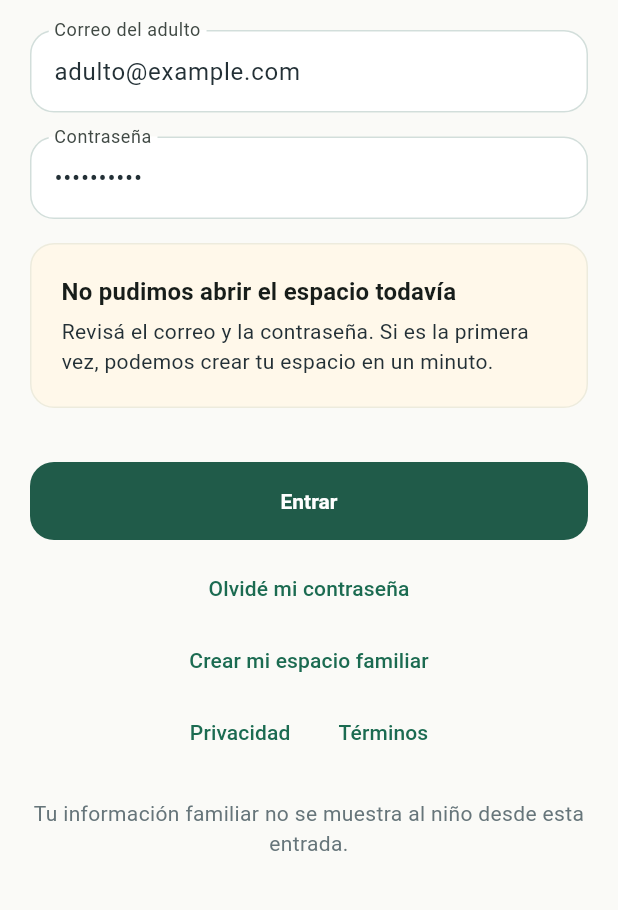
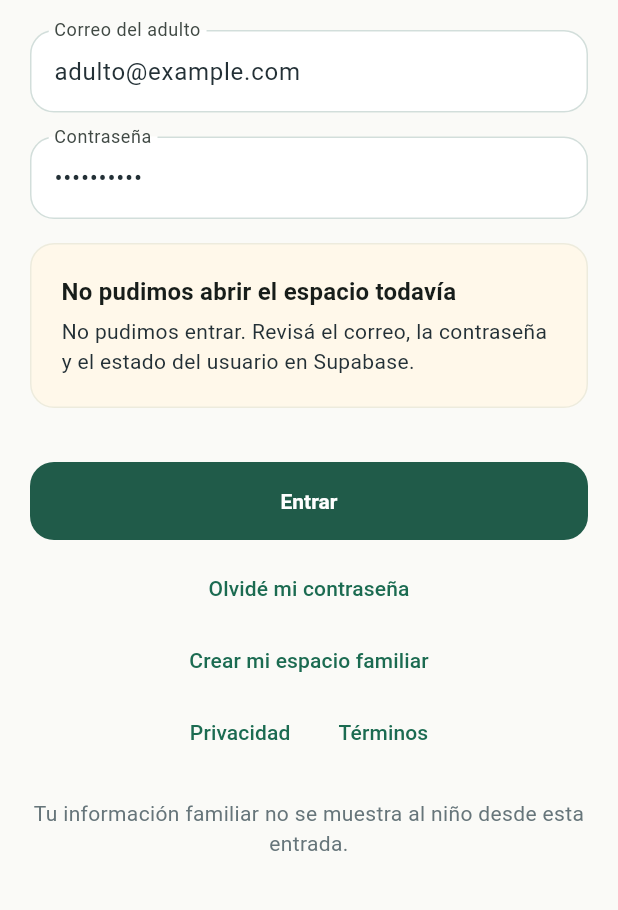
Before and after one commit to eugebajo/Habitar, a Flutter app: the LoginScreen screen opened by its route, after a tap on "Entrar", on a phone screen of 412 x 824 dp, the part 261-1171 px from its top. Run offline on Flutter 3.47's test engine with Material 3 defaults, Android fonts, the phone set to English and light mode, and no system bars; our stand-ins replace drift, flutter_riverpod, go_router, supabase_flutter, web; accounts and stored records are empty.

Commit message:
Improve Supabase auth error messages

```diff
--- a/apps/mobile/lib/src/features/adult_registration/adult_registration_screen.dart
+++ b/apps/mobile/lib/src/features/adult_registration/adult_registration_screen.dart
@@ -82,10 +82,9 @@ class _AdultRegistrationScreenState
                   ),
                   if (_error != null) ...[
                     const SizedBox(height: HabitarSpacing.md),
-                    const HabitarConversationCard(
+                    HabitarConversationCard(
                       title: 'No pudimos crear el espacio todavía',
-                      body:
-                          'Puede que ese correo ya exista. Intentá entrar o revisá los datos con calma.',
+                      body: _error!,
                       color: HabitarColors.surfaceWarm,
                     ),
                   ],
@@ -140,11 +139,10 @@ class _AdultRegistrationScreenState
       if (mounted) {
         context.go('/profile');
       }
-    } catch (_) {
+    } catch (error) {
       if (mounted) {
         setState(() {
-          _error =
-              'No pudimos crear el espacio. Revisá los datos o intentá entrar si ya existe.';
+          _error = _registrationErrorMessage(error);
         });
       }
     } finally {
@@ -153,4 +151,23 @@ class _AdultRegistrationScreenState
       }
     }
   }
+
+  String _registrationErrorMessage(Object error) {
+    final message = error.toString().toLowerCase();
+    if (message.contains('already') ||
+        message.contains('registered') ||
+        message.contains('exists')) {
+      return 'Ese correo parece estar registrado. Tocá "Ya tengo mi espacio" e intentá entrar con la misma contraseña.';
+    }
+    if (message.contains('confirm') || message.contains('email')) {
+      return 'Supabase necesita confirmar el correo. Revisá tu email o confirmá el usuario desde Authentication > Users.';
+    }
+    if (message.contains('password')) {
+      return 'La contraseña no cumple la regla de Supabase. Probá con una contraseña más larga, con letras y números.';
+    }
+    if (message.contains('supabase') || message.contains('auth')) {
+      return 'Supabase rechazó el registro. Revisá en Supabase Authentication si el usuario se creó o si falta confirmar el correo.';
+    }
+    return 'No pudimos crear el espacio. Probá entrar si ese correo ya existe o intentá con otro correo de prueba.';
+  }
 }
--- a/apps/mobile/lib/src/features/login/login_screen.dart
+++ b/apps/mobile/lib/src/features/login/login_screen.dart
@@ -65,8 +65,7 @@ class _LoginScreenState extends ConsumerState<LoginScreen> {
                   const SizedBox(height: HabitarSpacing.md),
                   HabitarConversationCard(
                     title: 'No pudimos abrir el espacio todavía',
-                    body:
-                        'Revisá el correo y la contraseña. Si es la primera vez, podemos crear tu espacio en un minuto.',
+                    body: _error!,
                     color: HabitarColors.surfaceWarm,
                   ),
                 ],
@@ -140,13 +139,12 @@ class _LoginScreenState extends ConsumerState<LoginScreen> {
       if (mounted) {
         context.go('/');
       }
-    } catch (_) {
+    } catch (error) {
       if (!mounted) {
         return;
       }
       setState(() {
-        _error =
-            'No pudimos entrar con esos datos. Revisá el correo y la contraseña.';
+        _error = _loginErrorMessage(error);
       });
     } finally {
       if (mounted) {
@@ -154,4 +152,20 @@ class _LoginScreenState extends ConsumerState<LoginScreen> {
       }
     }
   }
+
+  String _loginErrorMessage(Object error) {
+    final message = error.toString().toLowerCase();
+    if (message.contains('confirm') || message.contains('email')) {
+      return 'Puede faltar confirmar el correo en Supabase. Revisá tu email o confirmá el usuario desde Authentication > Users.';
+    }
+    if (message.contains('invalid') ||
+        message.contains('credential') ||
+        message.contains('password')) {
+      return 'El correo o la contraseña no coinciden. Revisá los datos o creá un espacio nuevo con otro correo de prueba.';
+    }
+    if (message.contains('not found')) {
+      return 'No encontramos ese espacio en este dispositivo. Si recién creaste la cuenta en Supabase, todavía falta crear la familia local.';
+    }
+    return 'No pudimos entrar. Revisá el correo, la contraseña y el estado del usuario en Supabase.';
+  }
 }
```
